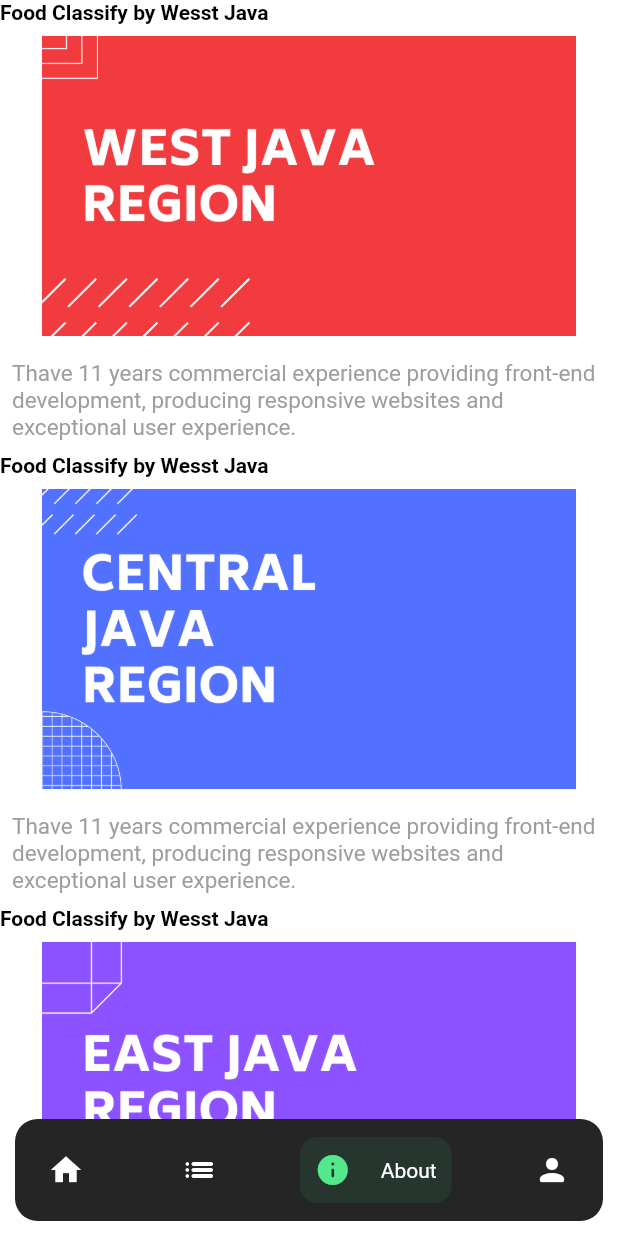
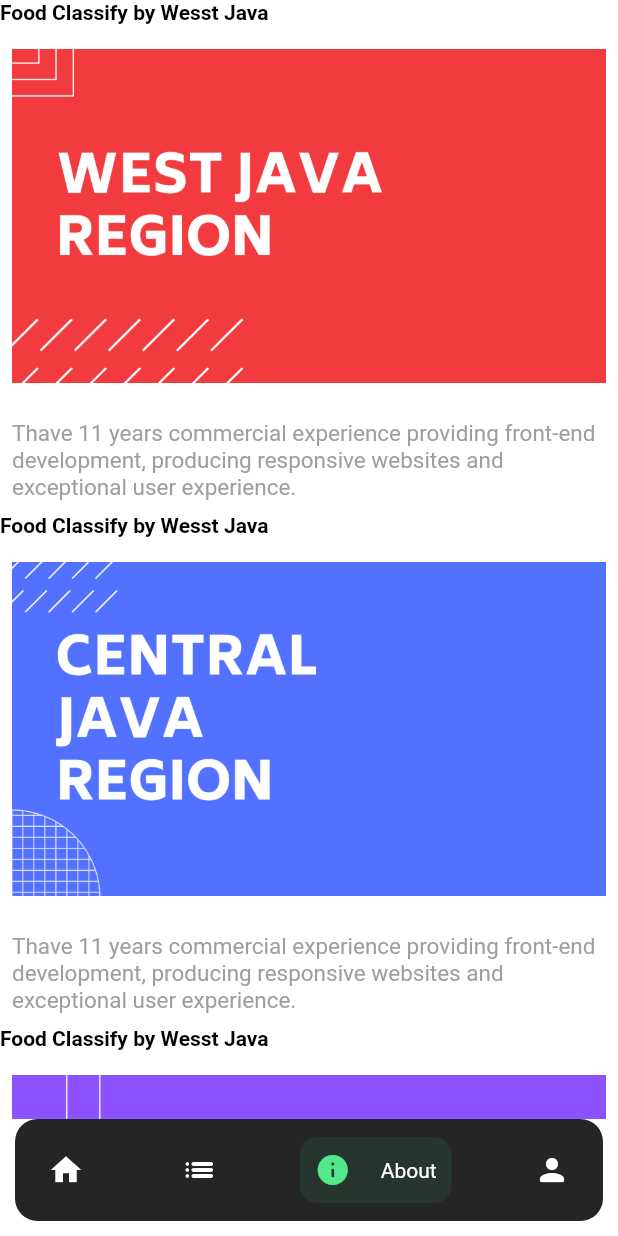
Before and after one commit to baguswijaksono/Flutter-Foods-App, a Flutter app: the info screen opened directly, on a phone screen of 412 x 824 dp. Run offline on Flutter 3.47's test engine with Material 2 defaults, Android fonts, the phone set to English and light mode, and no system bars; drawn by our look-alikes of google_nav_bar; our stand-ins replace card_loading, fl_chart, shared_preferences, sqflite; missing offline and left inert: common_ui_toolkit; accounts and stored records are empty.

Commit message:
sekedar update

```diff
--- a/lib/pages/about.dart
+++ b/lib/pages/about.dart
@@ -36,7 +36,7 @@
                           Padding(
                             padding: const EdgeInsets.all(8.0),
                             child: Container(
-                height: 200,
+                height: 240,
                 width: 975,
                 alignment: Alignment.center,
                 child: Image.asset(
@@ -57,7 +57,7 @@
                           Padding(
                             padding: const EdgeInsets.all(8.0),
                             child: Container(
-                height: 200,
+                height: 240,
                 width: 975,
                 alignment: Alignment.center,
                 child: Image.asset(
@@ -78,7 +78,7 @@
                           Padding(
                             padding: const EdgeInsets.all(8.0),
                             child: Container(
-                height: 200,
+                height: 240,
                 width: 975,
                 alignment: Alignment.center,
                 child: Image.asset(
@@ -98,7 +98,7 @@
                                  Padding(
                             padding: const EdgeInsets.all(8.0),
                             child: Container(
-                height: 200,
+                height: 240,
                 width: 975,
                 alignment: Alignment.center,
                 child: Image.asset(
--- a/lib/screen/region_list.dart
+++ b/lib/screen/region_list.dart
@@ -100,7 +100,7 @@
 ),
 Container(
 height: 160,
-alignment: Alignment.bottomRight,
+alignment: Alignment.center,
 child: Text(
 snapshot.data[i]['fdnm'].toString(),
 style: TextStyle(color: Colors.white, fontWeight: FontWeight.bold, fontSize: 22.0, ),
--- a/pubspec.yaml
+++ b/pubspec.yaml
@@ -43,5 +43,8 @@
      - images/westjava.png
      - images/eastjava.png
      - images/bali.png
+     - images/Illustration-02.png
+     - images/Illustration-03.png
+     - images/Illustration-05.png
 
 #  fonts:
```
Also changed, not shown: images/Illustration-02.png (added), images/Illustration-03.png (added), images/Illustration-05.png (added).
